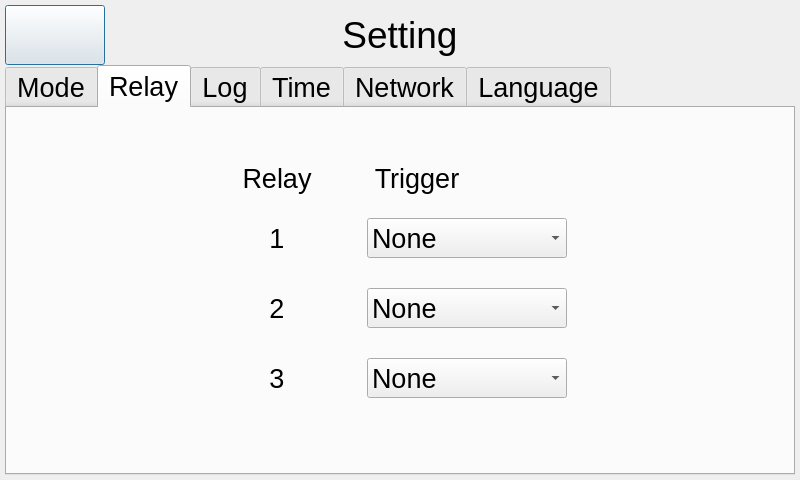
The window that settingdialog.ui (Keithsys730/ERC_UI_DEMO) describes before a commit, drawn with Qt 5.
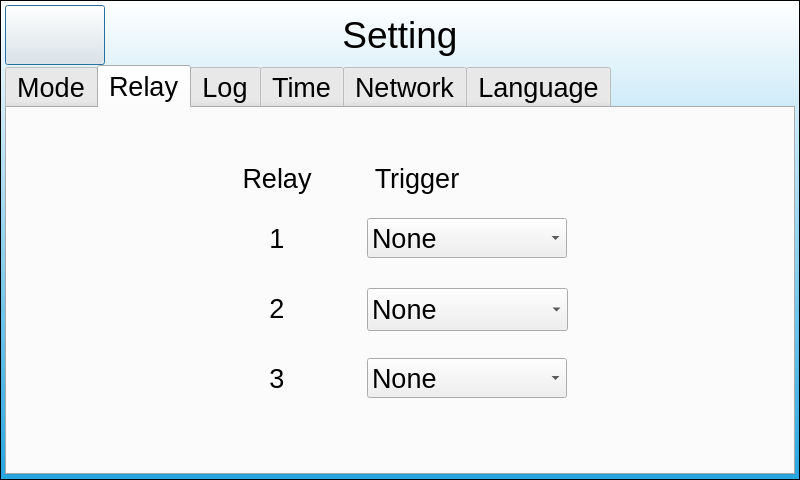
The same window after the commit. The open tabs and pages were chosen to show the change. Icons and pictures are not drawn.

Commit message: Add base frames for each screen for ui background color...etc.

Patch:
```diff
--- a/settingdialog.ui
+++ b/settingdialog.ui
@@ -357,8 +357,8 @@
       <rect>
        <x>360</x>
        <y>180</y>
-       <width>200</width>
-       <height>40</height>
+       <width>201</width>
+       <height>43</height>
       </rect>
      </property>
      <property name="font">
@@ -985,6 +985,29 @@
     <string/>
    </property>
   </widget>
+  <widget class="QFrame" name="baseFrame">
+   <property name="geometry">
+    <rect>
+     <x>0</x>
+     <y>0</y>
+     <width>800</width>
+     <height>480</height>
+    </rect>
+   </property>
+   <property name="styleSheet">
+    <string notr="true">background-color: qlineargradient(spread:pad, x1:0, y1:1, x2:0, y2:0, stop:0 rgba(38, 166, 223, 255), stop:1 rgba(255, 255, 255, 255));</string>
+   </property>
+   <property name="frameShape">
+    <enum>QFrame::StyledPanel</enum>
+   </property>
+   <property name="frameShadow">
+    <enum>QFrame::Raised</enum>
+   </property>
+  </widget>
+  <zorder>baseFrame</zorder>
+  <zorder>settingLabel</zorder>
+  <zorder>settingTabWidget</zorder>
+  <zorder>returnMainButton</zorder>
  </widget>
  <resources/>
  <connections/>
```
Left out of the diff: 47 changed lines with no effect on the pictures. The commit also changes 4 other files.
